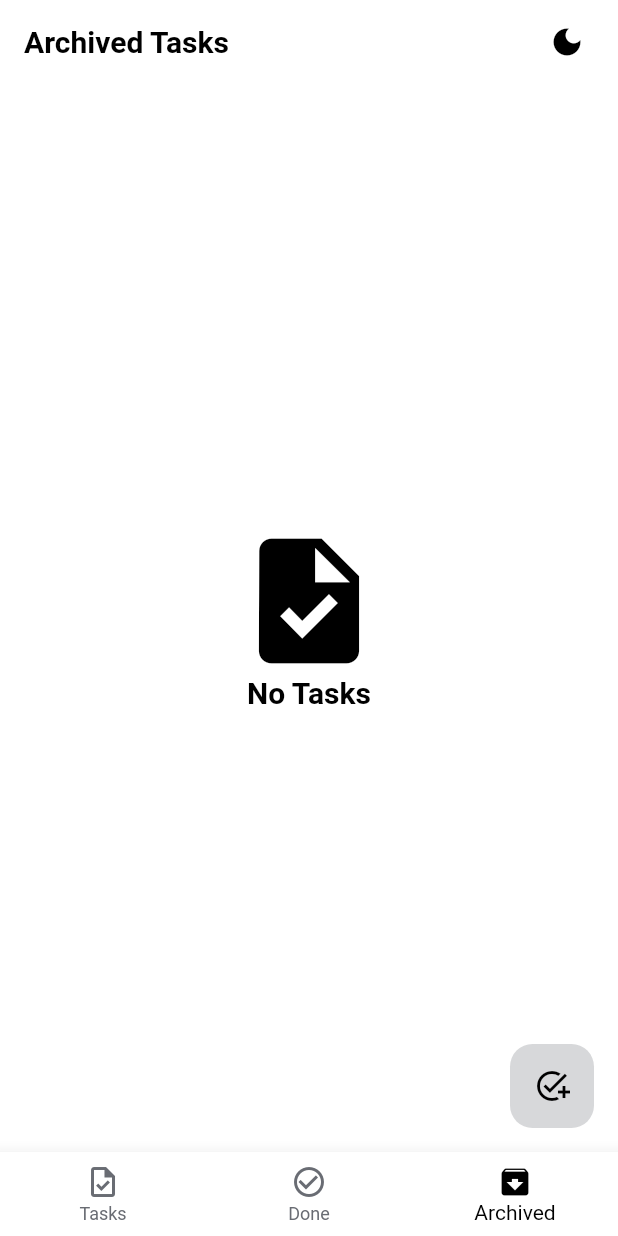
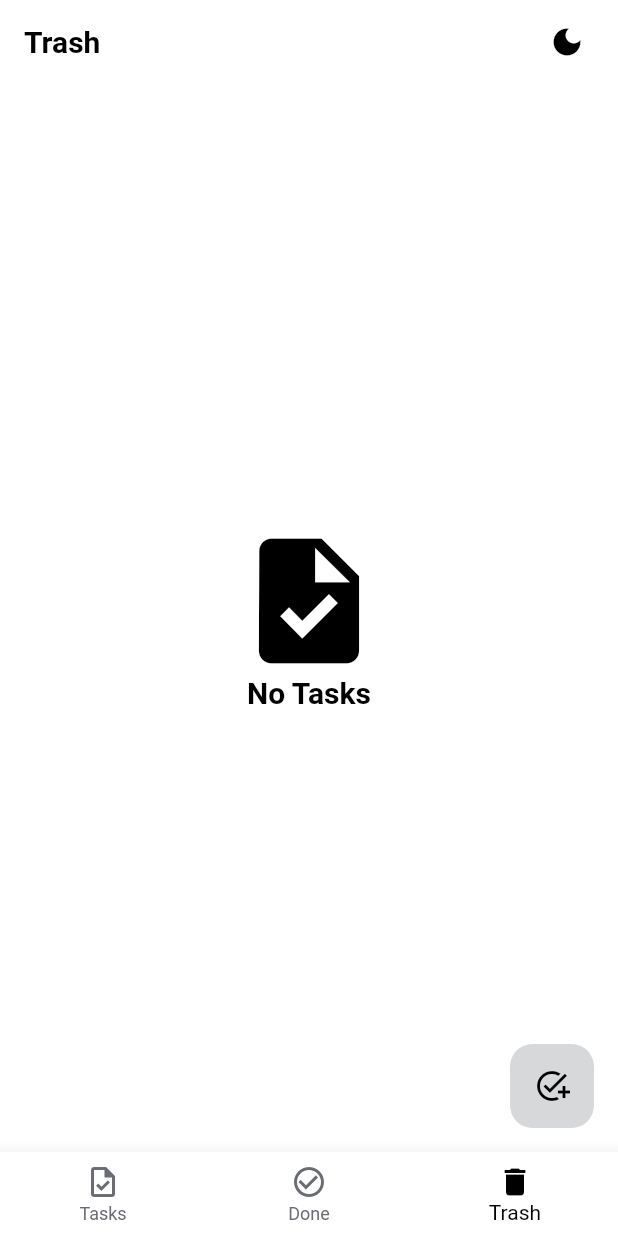
Before and after one commit to Hossam-Sayed/todo, a Flutter app: the screen it shows after launch, item 3 of the bottom bar chosen, on a phone screen of 412 x 824 dp. Run offline on Flutter 3.47's test engine with Material 2 defaults, Android fonts, the phone set to English and light mode, and no system bars; our stand-ins replace bloc, flutter_bloc, sqflite; accounts and stored records are empty.

Commit message:
Added trash screen and functionality

```diff
--- a/lib/layout/home_layout.dart
+++ b/lib/layout/home_layout.dart
@@ -1,4 +1,5 @@
 import 'package:flutter/material.dart';
+import 'package:flutter/services.dart';
 import 'package:flutter_bloc/flutter_bloc.dart';
 import 'package:home/shared/components/components.dart';
 import 'package:home/shared/cubit/cubit.dart';
@@ -37,21 +38,17 @@ class HomeLayout extends StatelessWidget {
                     tooltip: !cubit.isLight ? 'Light Mode' : 'Dark Mode',
                     icon: Icon(
                       cubit.modeIcon,
-                      color: !cubit.isLight
-                          ? Colors.white
-                          : Colors.black,
+                      color: !cubit.isLight ? Colors.white : Colors.black,
                     ),
                     onPressed: () {
                       cubit.toggleMode(
                         light: !cubit.isLight,
                         icon:
                             cubit.isLight ? Icons.light_mode : Icons.dark_mode,
-                        appPrimaryColor: cubit.isLight
-                            ? Colors.black
-                            : Colors.white,
-                        appSecondaryColor: cubit.isLight
-                            ? Colors.white
-                            : Colors.black,
+                        appPrimaryColor:
+                            cubit.isLight ? Colors.black : Colors.white,
+                        appSecondaryColor:
+                            cubit.isLight ? Colors.white : Colors.black,
                       );
                     },
                   ),
@@ -189,6 +186,9 @@ class HomeLayout extends StatelessWidget {
                     titleController.clear();
                     timeController.clear();
                     dateController.clear();
+                    SystemChrome.setEnabledSystemUIMode(
+                      SystemUiMode.immersiveSticky,
+                    );
                   });
                   cubit.changeBottomSheetState(
                     isShown: true,
@@ -241,13 +241,13 @@ class HomeLayout extends StatelessWidget {
                 ),
                 BottomNavigationBarItem(
                   icon: Icon(
-                    Icons.archive_outlined,
+                    Icons.delete_outline,
                   ),
-                  label: 'Archived',
+                  label: 'Trash',
                   activeIcon: Icon(
-                    Icons.archive,
+                    Icons.delete,
                   ),
-                  tooltip: 'Archived Tasks',
+                  tooltip: 'Trash',
                 ),
               ],
             ),
--- a/lib/main.dart
+++ b/lib/main.dart
@@ -1,11 +1,16 @@
 import 'package:bloc/bloc.dart';
 import 'package:flutter/material.dart';
+import 'package:flutter/services.dart';
 import 'package:home/shared/components/constants.dart';
 
 import 'layout/home_layout.dart';
 
 void main() {
   Bloc.observer = MyBlocObserver();
+  WidgetsFlutterBinding.ensureInitialized();
+  SystemChrome.setEnabledSystemUIMode(
+    SystemUiMode.immersiveSticky,
+  );
   runApp(const MyApp());
 }
 
--- a/lib/modules/archived_tasks/archived_tasks_screen.dart
+++ b/lib/modules/trash/trash_screen.dart
@@ -4,15 +4,15 @@ import 'package:home/shared/components/components.dart';
 import 'package:home/shared/cubit/cubit.dart';
 import 'package:home/shared/cubit/states.dart';
 
-class ArchivedTasksScreen extends StatelessWidget {
-  const ArchivedTasksScreen({Key? key}) : super(key: key);
+class TrashScreen extends StatelessWidget {
+  const TrashScreen({Key? key}) : super(key: key);
 
   @override
   Widget build(BuildContext context) {
     return BlocConsumer<AppCubit, AppStates>(
       listener: (context, state) {},
       builder: (context, state) {
-        var tasks = AppCubit.get(context).archivedTasks;
+        var tasks = AppCubit.get(context).trash;
         return tasksBuilder(tasks: tasks, state: state);
       },
     );
--- a/lib/shared/cubit/cubit.dart
+++ b/lib/shared/cubit/cubit.dart
@@ -1,11 +1,12 @@
 import 'package:bloc/bloc.dart';
 import 'package:flutter/material.dart';
 import 'package:flutter_bloc/flutter_bloc.dart';
-import 'package:home/modules/archived_tasks/archived_tasks_screen.dart';
 import 'package:home/modules/done_tasks/done_tasks_screen.dart';
 import 'package:home/modules/new_tasks/new_tasks_screen.dart';
 import 'package:home/shared/cubit/states.dart';
 import 'package:sqflite/sqflite.dart';
+
+import '../../modules/trash/trash_screen.dart';
 
 class AppCubit extends Cubit<AppStates> {
   AppCubit() : super(AppInitialState());
@@ -14,20 +15,20 @@ class AppCubit extends Cubit<AppStates> {
 
   List<Map> newTasks = [];
   List<Map> doneTasks = [];
-  List<Map> archivedTasks = [];
+  List<Map> trash = [];
 
   int currentIndex = 0;
 
   List<Widget> screens = [
-    NewTasksScreen(),
-    DoneTasksScreen(),
-    ArchivedTasksScreen(),
+    const NewTasksScreen(),
+    const DoneTasksScreen(),
+    const TrashScreen(),
   ];
 
   List<String> titles = [
     'New Tasks',
     'Done Tasks',
-    'Archived Tasks',
+    'Trash',
   ];
 
   late Database database;
@@ -85,7 +86,7 @@ class AppCubit extends Cubit<AppStates> {
   void getDataFromDB(Database database) {
     newTasks = [];
     doneTasks = [];
-    archivedTasks = [];
+    trash = [];
     emit(AppGetDatabaseLoadingState());
     database.rawQuery('SELECT * FROM tasks').then((list) {
       for (var element in list) {
@@ -94,7 +95,7 @@ class AppCubit extends Cubit<AppStates> {
         } else if (element['status'] == 'done') {
           doneTasks.add(element);
         } else {
-          archivedTasks.add(element);
+          trash.add(element);
         }
       }
       emit(AppGetDatabaseState());
```
Also changed, not shown: lib/shared/components/components.dart (+100 -85 lines), pubspec.lock.
